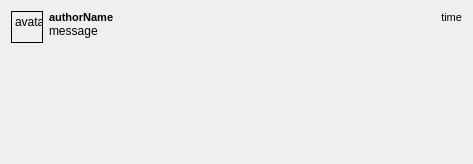
Old version of the form sources/chat-area/PostWidget.ui in the repository nuclear868/mattermost-qt.
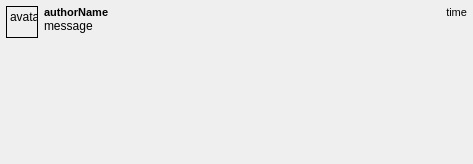
New version of the form.

Commit message: set postarea margins

```diff
--- a/sources/chat-area/PostWidget.ui
+++ b/sources/chat-area/PostWidget.ui
@@ -29,6 +29,18 @@
    <property name="sizeConstraint">
     <enum>QLayout::SetNoConstraint</enum>
    </property>
+   <property name="leftMargin">
+    <number>6</number>
+   </property>
+   <property name="topMargin">
+    <number>6</number>
+   </property>
+   <property name="rightMargin">
+    <number>6</number>
+   </property>
+   <property name="bottomMargin">
+    <number>6</number>
+   </property>
    <item alignment="Qt::AlignTop">
     <widget class="QLabel" name="authorAvatar">
      <property name="sizePolicy">
@@ -81,7 +93,6 @@
          <property name="font">
           <font>
            <pointsize>8</pointsize>
-           <weight>75</weight>
            <bold>true</bold>
           </font>
          </property>
```
